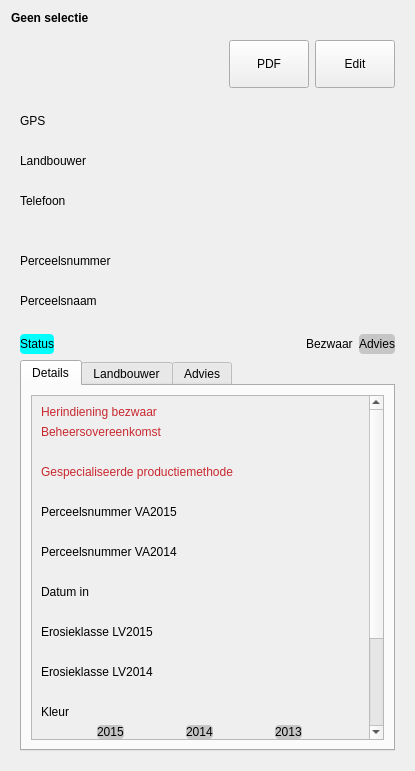
Before: the Qt Designer form ui_parcelinfowidget.ui in DOV-Vlaanderen/erosiebezwaren, drawn with Qt 5.
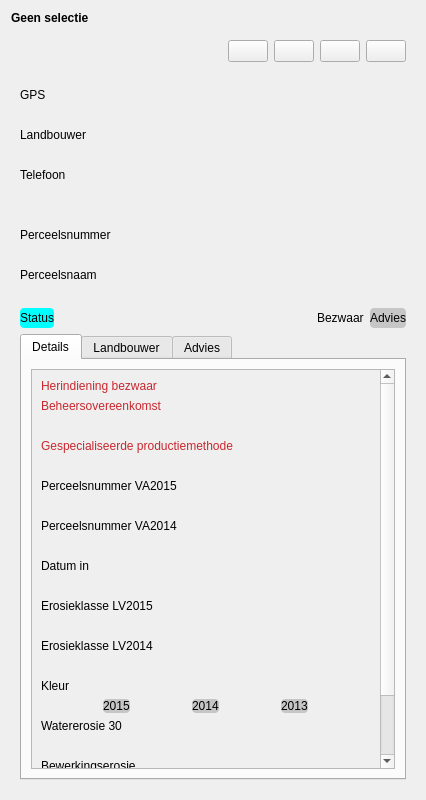
After: the same form once the commit is applied. The open tabs and pages were chosen to show the change. Icons and pictures are not drawn. Custom widgets are drawn as their Qt base class.

Patch:
```diff
--- a/ui_parcelinfowidget.ui
+++ b/ui_parcelinfowidget.ui
@@ -6,8 +6,8 @@
    <rect>
     <x>0</x>
     <y>0</y>
-    <width>415</width>
-    <height>771</height>
+    <width>426</width>
+    <height>800</height>
    </rect>
   </property>
   <property name="windowTitle">
@@ -46,41 +46,89 @@
          </spacer>
         </item>
         <item>
-         <widget class="EnabledBooleanButton" name="vwBtn_pdf">
+         <widget class="QPushButton" name="btn_photo">
+          <property name="text">
+           <string/>
+          </property>
+          <property name="icon">
+           <iconset resource="resources.qrc">
+            <normaloff>:/icons/icons/photo.png</normaloff>:/icons/icons/photo.png</iconset>
+          </property>
+          <property name="iconSize">
+           <size>
+            <width>64</width>
+            <height>64</height>
+           </size>
+          </property>
+         </widget>
+        </item>
+        <item>
+         <widget class="QPushButton" name="btn_zoomto">
           <property name="sizePolicy">
-           <sizepolicy hsizetype="Fixed" vsizetype="Fixed">
+           <sizepolicy hsizetype="Maximum" vsizetype="Maximum">
             <horstretch>0</horstretch>
             <verstretch>0</verstretch>
            </sizepolicy>
           </property>
-          <property name="minimumSize">
+          <property name="text">
+           <string/>
+          </property>
+          <property name="icon">
+           <iconset resource="resources.qrc">
+            <normaloff>:/icons/icons/zoomto.png</normaloff>:/icons/icons/zoomto.png</iconset>
+          </property>
+          <property name="iconSize">
            <size>
-            <width>48</width>
-            <height>48</height>
+            <width>64</width>
+            <height>64</height>
            </size>
           </property>
+         </widget>
+        </item>
+        <item>
+         <widget class="EnabledBooleanButton" name="vwBtn_bezwaarformulier">
+          <property name="sizePolicy">
+           <sizepolicy hsizetype="Maximum" vsizetype="Maximum">
+            <horstretch>0</horstretch>
+            <verstretch>0</verstretch>
+           </sizepolicy>
+          </property>
           <property name="text">
-           <string>PDF</string>
+           <string/>
+          </property>
+          <property name="icon">
+           <iconset resource="resources.qrc">
+            <normaloff>:/icons/icons/pdf.png</normaloff>:/icons/icons/pdf.png</iconset>
+          </property>
+          <property name="iconSize">
+           <size>
+            <width>64</width>
+            <height>64</height>
+           </size>
           </property>
          </widget>
         </item>
         <item>
          <widget class="QPushButton" name="btn_edit">
           <property name="sizePolicy">
-           <sizepolicy hsizetype="Fixed" vsizetype="Fixed">
+           <sizepolicy hsizetype="Maximum" vsizetype="Maximum">
             <horstretch>0</horstretch>
             <verstretch>0</verstretch>
            </sizepolicy>
           </property>
-          <property name="minimumSize">
+          <property name="text">
+           <string/>
+          </property>
+          <property name="icon">
+           <iconset resource="resources.qrc">
+            <normaloff>:/icons/icons/edit.png</normaloff>:/icons/icons/edit.png</iconset>
+          </property>
+          <property name="iconSize">
            <size>
-            <width>48</width>
-            <height>48</height>
+            <width>64</width>
+            <height>64</height>
            </size>
           </property>
-          <property name="text">
-           <string>Edit</string>
-          </property>
          </widget>
         </item>
        </layout>
@@ -266,7 +314,7 @@
          </spacer>
         </item>
         <item>
-         <widget class="QLabel" name="lbv_bezwaar">
+         <widget class="SensitivityColorLabel" name="vw2_kleur_2015">
           <property name="sizePolicy">
            <sizepolicy hsizetype="Maximum" vsizetype="Preferred">
             <horstretch>0</horstretch>
@@ -328,8 +376,8 @@
               <rect>
                <x>0</x>
                <y>0</y>
-               <width>342</width>
-               <height>649</height>
+               <width>353</width>
+               <height>639</height>
               </rect>
              </property>
              <layout class="QVBoxLayout" name="verticalLayout_8">
@@ -341,6 +389,9 @@
                 <property name="text">
                  <string>Herindiening bezwaar</string>
                 </property>
+                <property name="wordWrap">
+                 <bool>false</bool>
+                </property>
                </widget>
               </item>
               <item>
@@ -383,6 +434,9 @@
                 <property name="text">
                  <string>Gespecialiseerde productiemethode</string>
                 </property>
+                <property name="wordWrap">
+                 <bool>true</bool>
+                </property>
                </widget>
               </item>
               <item>
@@ -519,6 +573,9 @@
               </item>
               <item>
                <layout class="QHBoxLayout" name="horizontalLayout_2">
+                <property name="spacing">
+                 <number>0</number>
+                </property>
                 <item>
                  <widget class="SensitivityColorLabel" name="vw_kleur_2015">
                   <property name="sizePolicy">
@@ -581,7 +638,7 @@
               <item>
                <widget class="QLabel" name="lb_watererosie_30_2015">
                 <property name="text">
-                 <string>Waterosie 30</string>
+                 <string>Watererosie 30</string>
                 </property>
                </widget>
               </item>
```
Left out of the diff: 25 changed lines with no effect on the pictures.
